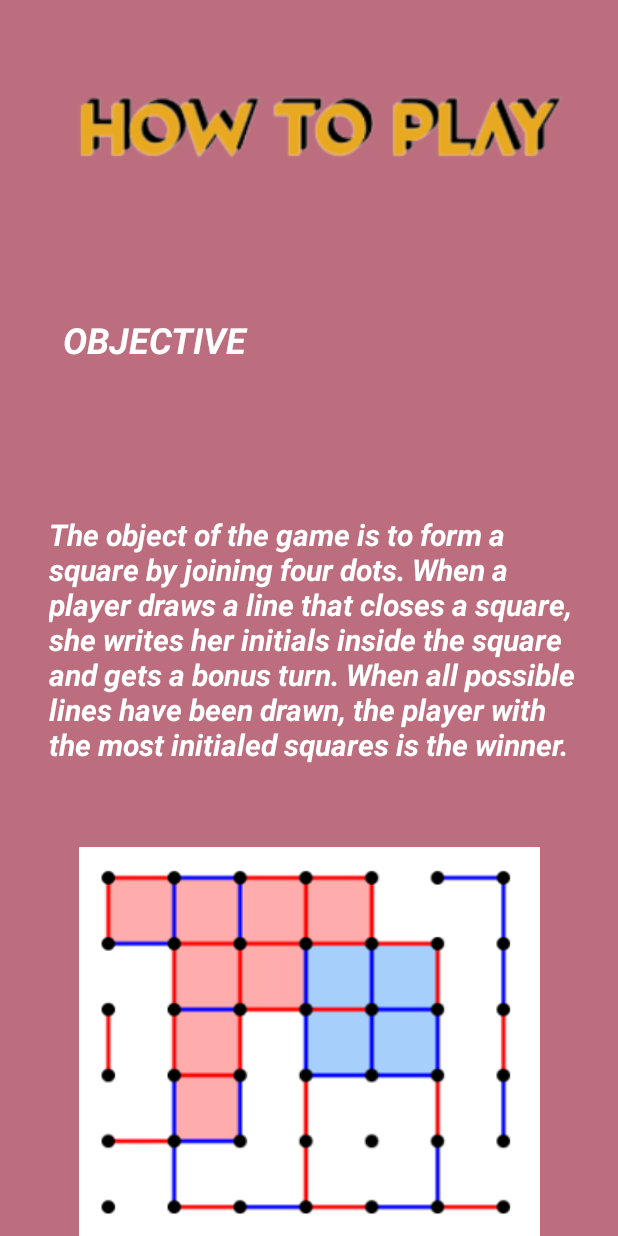
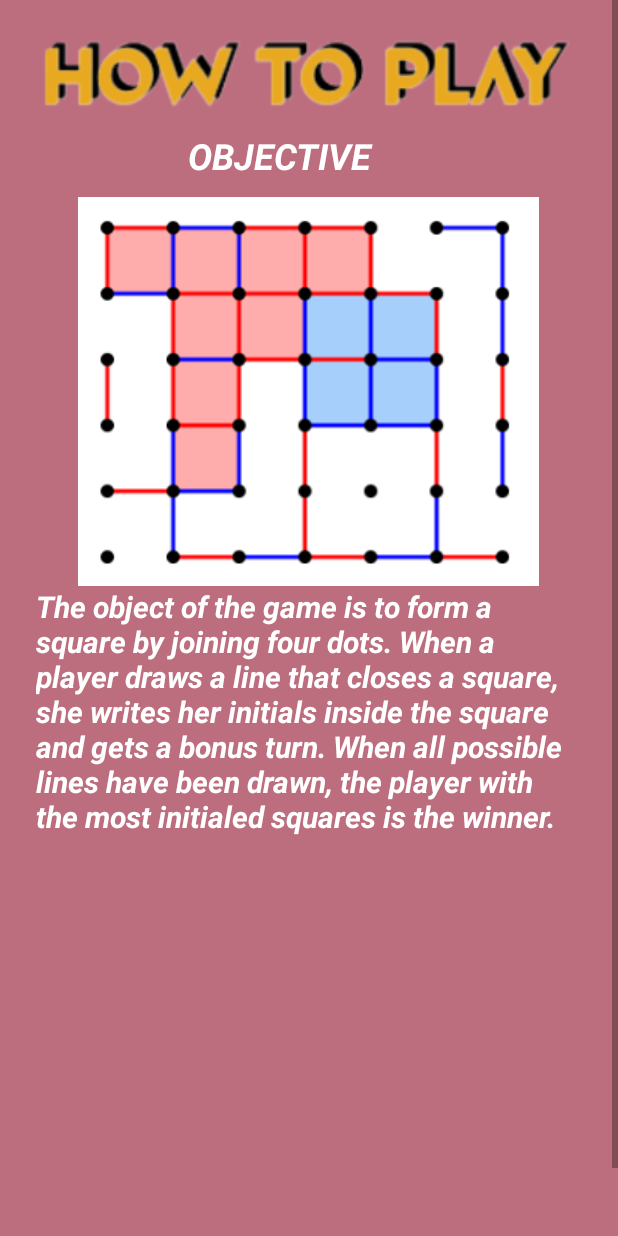
Before and after one commit to romerotac/SquareGame, an Android app: the screen it shows after launch (GuideActivity), after a tap on "GUIDE", on a phone screen of 412 x 824 dp. Run offline under Robolectric (Android 15) with nearby library versions, the phone set to English and light mode, and no system bars.

Commit message:
Remodel the Guide

```diff
--- a/app/src/main/java/com/example/squaregameconnected/GamePlay.java
+++ b/app/src/main/java/com/example/squaregameconnected/GamePlay.java
@@ -713,7 +713,7 @@ public class GamePlay extends AppCompatActivity {
                     if (count_square3 == square3.length) {
 //                        Toast.makeText(GamePlay.this, message, Toast.LENGTH_SHORT).show();
                         winplayer = true;
-                        check_square1 = true;
+                        check_square3 = true;
                         if (setplayer) {
                             counter_1++;
                             point_of_player_1.setText(String.valueOf(counter_1));
--- a/app/src/main/res/layout/activity_guide.xml
+++ b/app/src/main/res/layout/activity_guide.xml
@@ -4,26 +4,27 @@
     xmlns:tools="http://schemas.android.com/tools"
     android:layout_width="match_parent"
     android:layout_height="match_parent"
-    tools:context=".GuideActivity"
-    android:background="#BC6E7E">
+    android:background="#BC6E7E"
+    tools:context=".GuideActivity">
 
-    <TextView
-        android:id="@+id/guide_text"
-        android:layout_width="363dp"
-        android:layout_height="205dp"
-        android:layout_marginBottom="276dp"
-        android:text="@string/the_object_of_the_game_is_to_form_a_square_by_joining_four_dots_when_a_player_draws_a_line_that_closes_a_square_she_writes_her_initials_inside_the_square_and_gets_a_bonus_turn_when_all_possible_lines_have_been_drawn_the_player_with_the_most_initialed_squares_is_the_winner"
-        android:textColor="#FFFFFF"
-        android:textSize="20sp"
-        android:textStyle="bold|italic"
+    <ScrollView
+        android:id="@+id/scrollView2"
+        android:layout_width="0dp"
+        android:layout_height="0dp"
         app:layout_constraintBottom_toBottomOf="parent"
         app:layout_constraintEnd_toEndOf="parent"
-        app:layout_constraintHorizontal_bias="0.666"
-        app:layout_constraintStart_toStartOf="parent" />
+        app:layout_constraintStart_toStartOf="parent"
+        app:layout_constraintTop_toTopOf="parent">
+
+        <LinearLayout
+            android:layout_width="match_parent"
+            android:layout_height="wrap_content"
+            android:gravity="center"
+            android:orientation="vertical">
 
             <ImageView
                 android:id="@+id/how_to_play_view"
-        android:layout_width="345dp"
+                android:layout_width="392dp"
                 android:layout_height="87dp"
                 app:layout_constraintBottom_toBottomOf="parent"
                 app:layout_constraintEnd_toEndOf="parent"
@@ -49,13 +50,35 @@
                 app:layout_constraintTop_toBottomOf="@+id/how_to_play_view"
                 app:layout_constraintVertical_bias="0.494" />
 
+
             <ImageView
-        android:id="@+id/imageView26"
+                android:id="@+id/guide_img"
                 android:layout_width="wrap_content"
                 android:layout_height="wrap_content"
+                app:layout_constraintBottom_toBottomOf="@+id/guide_text"
+                app:layout_constraintEnd_toEndOf="parent"
+                app:layout_constraintStart_toStartOf="@+id/guide_text"
+                app:srcCompat="@drawable/example_game" />
+
+            <TextView
+                android:id="@+id/guide_text"
+                android:layout_width="363dp"
+                android:layout_height="205dp"
+                android:layout_marginBottom="276dp"
+                android:text="@string/the_object_of_the_game_is_to_form_a_square_by_joining_four_dots_when_a_player_draws_a_line_that_closes_a_square_she_writes_her_initials_inside_the_square_and_gets_a_bonus_turn_when_all_possible_lines_have_been_drawn_the_player_with_the_most_initialed_squares_is_the_winner"
+                android:textColor="#FFFFFF"
+                android:textSize="20sp"
+                android:textStyle="bold|italic"
                 app:layout_constraintBottom_toBottomOf="parent"
                 app:layout_constraintEnd_toEndOf="parent"
-        app:layout_constraintStart_toStartOf="parent"
-        app:srcCompat="@drawable/example_game" />
+                app:layout_constraintHorizontal_bias="0.666"
+                app:layout_constraintStart_toStartOf="parent" />
+        </LinearLayout>
+
+
+    </ScrollView>
+
+
+
 
 </androidx.constraintlayout.widget.ConstraintLayout>
--- /dev/null
+++ b/app/src/main/res/values/ids.xml
@@ -0,0 +1,5 @@
+<?xml version="1.0" encoding="utf-8"?>
+<resources>
+    <item name="how_to_play_view" type="id" />
+    <item name="guide_text" type="id" />
+</resources>
--- a/app/src/main/res/values/strings.xml
+++ b/app/src/main/res/values/strings.xml
@@ -4,6 +4,9 @@
     <string name="objective">Objective</string>
     <string name="guide">Guide</string>
     <string name="congratulations">CONGRATULATIONS !!!</string>
+    <string name="details">DETAILS</string>
+    <string name="step_by_step" />
+    <string name="steps_by_steps">STEPS BY STEPS</string>
 
 
     <string-array name="colors">
```
Also changed, not shown: app/src/main/res/drawable/dots_and_boxes.png (added). Lines whose indentation alone changed are shown as unchanged.
